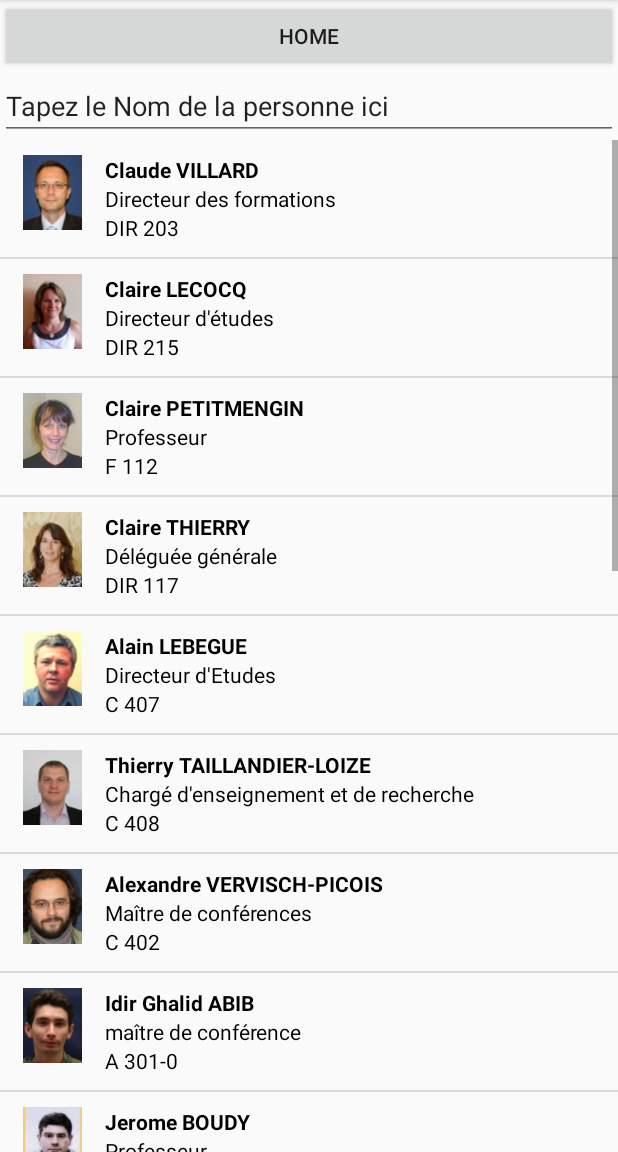
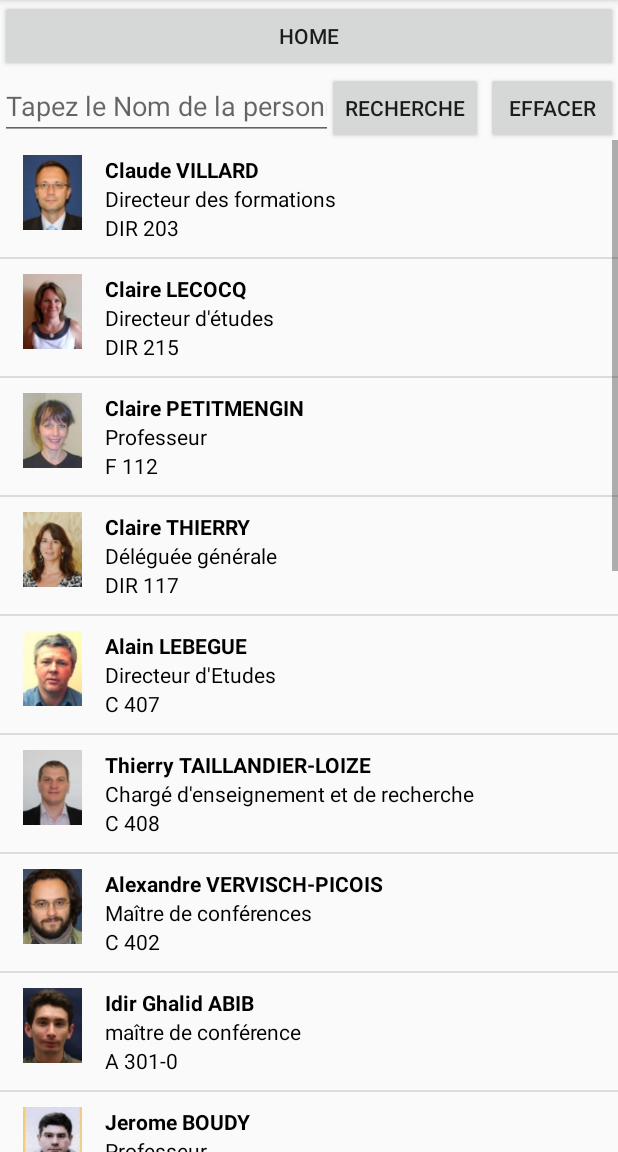
Before and after one commit to LBT76240/Hermes-Android, an Android app: the TabletActivity screen opened directly, with no data from a screen before it, after a tap on "PERSONNE", on a phone screen of 412 x 824 dp, the part 84-1236 px from its top. Run offline under Robolectric (Android 15) with nearby library versions, the phone set to English and light mode, and no system bars.

Commit message:
Recherche de personne fonctionelle

```diff
--- a/app/src/main/java/trailin/myfirstapplication/TabletActivity.java
+++ b/app/src/main/java/trailin/myfirstapplication/TabletActivity.java
@@ -127,15 +127,66 @@ public class TabletActivity extends AppCompatActivity {
         });
 
 
-        ListView listView = (ListView) findViewById(R.id.listView);
+        final ListView listView = (ListView) findViewById(R.id.listView);
 
 
-        List<People> peoples = recupererPeople();;
+        final List<People> peoples = recupererPeople();;
 
-        PeopleAdapter adapter = new PeopleAdapter(TabletActivity.this, peoples);
+        final PeopleAdapter adapter = new PeopleAdapter(TabletActivity.this, peoples);
         listView.setAdapter(adapter);
 
+
+        final Button buttonRecherche= (Button) findViewById(R.id.buttonRecherche);
+        final EditText editText = (EditText) findViewById(R.id.editText);
+
+        buttonRecherche.setOnClickListener(new View.OnClickListener() {
+            @Override
+            public void onClick(View v) {
+                String name = editText.getText().toString();
+                name = name.toLowerCase();
+
+                List<People> peoplesSearch = recupererPeople(name,peoples);
+
+                PeopleAdapter adapter = new PeopleAdapter(TabletActivity.this, peoplesSearch);
+                listView.setAdapter(adapter);
+
+            }
+        });
+
+        Button buttonReset = (Button) findViewById(R.id.buttonReset);
+
+        buttonReset.setOnClickListener(new View.OnClickListener() {
+            @Override
+            public void onClick(View v) {
+
+                editText.setText("");
+                listView.setAdapter(adapter);
+
+            }
+        });
+
     }
+
+    private List<People> recupererPeople(String name, List<People> peoples) {
+        List<People> peoplesSearch = new ArrayList<People>();
+
+        int maxPeople = peoples.size();
+
+        for(int i = 0; i<maxPeople;i++) {
+            People people = peoples.get(i);
+            String peopleName = people.getNom();
+            peopleName = peopleName.toLowerCase();
+
+            if(peopleName.contains(name)) {
+                peoplesSearch.add(people);
+            }
+        }
+
+
+        return peoplesSearch;
+    }
+
+
 
     private List<People> recupererPeople() {
         List<People> peoples = new ArrayList<People>();
@@ -144,23 +195,17 @@ public class TabletActivity extends AppCompatActivity {
 
         String [] strings = r.getStringArray(R.array.people_array);
 
-        int maxPeople = (strings.length)/3;
+        int maxPeople = (strings.length)/4;
 
         for(int i = 0;i<maxPeople;i++) {
 
-            String nom=strings[i*3+0];
-            String job=strings[i*3+1];
-            String salle=strings[i*3+2];
+            String nom=strings[i*4+0];
+            String job=strings[i*4+1];
+            String salle=strings[i*4+2];
 
-            String resDrawable = "";
+            String resDrawable = strings[i*4+3];
 
-            if(i<10) {
-                resDrawable = "p00"+i;
-            } else if (i<100) {
-                resDrawable = "p0"+i;
-            } else {
-                resDrawable = "p"+i;
-            }
+
 
 
             int drawableResourceId = this.getResources().getIdentifier(resDrawable, "drawable", this.getPackageName());
--- a/app/src/main/res/layout/tabletlayoutpersonne.xml
+++ b/app/src/main/res/layout/tabletlayoutpersonne.xml
@@ -17,10 +17,11 @@
         android:layout_width="wrap_content"
         android:layout_height="wrap_content"
         android:inputType="textPersonName"
-        android:text="Tapez le Nom de la personne ici"
+        android:hint="Tapez le Nom de la personne ici"
         android:ems="10"
         android:layout_below="@+id/buttonHome"
         android:id="@+id/editText"
+        android:layout_marginRight="190dp"
         android:layout_alignParentLeft="true"
         android:layout_alignParentStart="true"
         android:layout_alignParentRight="true"
@@ -34,5 +35,24 @@
         android:layout_alignParentLeft="true"
         android:layout_alignParentStart="true" />
 
+    <Button
+        android:text="Recherche"
+        android:layout_width="wrap_content"
+        android:layout_height="wrap_content"
+        android:id="@+id/buttonRecherche"
+        android:layout_marginRight="90dp"
+        android:layout_below="@+id/buttonHome"
+        android:layout_alignParentRight="true"
+        android:layout_alignParentEnd="true" />
+
+    <Button
+        android:text="Effacer"
+        android:layout_width="wrap_content"
+        android:layout_height="wrap_content"
+        android:id="@+id/buttonReset"
+        android:layout_below="@+id/buttonHome"
+        android:layout_alignParentRight="true"
+        android:layout_alignParentEnd="true" />
+
 
 </RelativeLayout>
--- a/app/src/main/res/values/strings.xml
+++ b/app/src/main/res/values/strings.xml
@@ -9,93 +9,112 @@
         <item >"Claude VILLARD"</item>
         <item >"Directeur des formations"</item>
         <item >"DIR 203"</item>
-
+        <item >"p000"</item>
 
 
 
         <item >"Claire LECOCQ"</item>
         <item >"Directeur d'études"</item>
         <item >"DIR 215"</item>
+        <item >"p001"</item>
 
 
 
         <item >"Claire PETITMENGIN"</item>
         <item >"Professeur"</item>
         <item >"F 112"</item>
+        <item >"p002"</item>
 
 
 
         <item >"Claire THIERRY"</item>
         <item >"Déléguée générale"</item>
         <item >"DIR 117"</item>
+        <item >"p003"</item>
 
 
 
         <item >"Alain LEBEGUE"</item>
         <item >"Directeur d'Etudes"</item>
         <item >"C 407"</item>
+        <item >"p004"</item>
 
 
 
         <item >"Thierry TAILLANDIER-LOIZE"</item>
         <item >"Chargé d'enseignement et de recherche"</item>
         <item >"C 408"</item>
+        <item >"p005"</item>
 
         <item>"Alexandre VERVISCH-PICOIS"</item>
         <item>"Maître de conférences"</item>
         <item>"C 402"</item>
+        <item >"p006"</item>
 
         <item>"Idir Ghalid ABIB"</item>
         <item>"maître de conférence"</item>
         <item>"A 301-0"</item>
+        <item >"p007"</item>
 
         <item>"Jerome BOUDY"</item>
         <item >"Professeur"</item>
         <item >"C 303"</item>
+        <item >"p008"</item>
 
         <item >"Mounim A. EL_YACOUBI"</item>
         <item >"Directeur d'études"</item>
         <item >"C 410"</item>
+        <item >"p009"</item>
 
         <item>"Yann FRIGNAC"</item>
         <item >"Maître de Conférences"</item>
         <item >"C 306"</item>
+        <item >"p010"</item>
 
         <item>"Sonia GARCIA"</item>
         <item>"Professeur"</item>
         <item>"C 306"</item>
+        <item >"p011"</item>
 
         <item>"Yaneck GOTTESMAN"</item>
         <item>"Maitre de Conférences"</item>
         <item>"B 211"</item>
+        <item >"p012"</item>
 
         <item>"Mohamed HMANI"</item>
         <item>"Ingénieur de recherche"</item>
         <item>"2039"</item>
+        <item >"p013"</item>
 
         <item>"Patrick HORAIN"</item>
         <item>"Ingénieur d'études"</item>
         <item>"C 304-00"</item>
+        <item >"p014"</item>
 
         <item>"Nesma HOUMANI"</item>
         <item>"Maître de conférences"</item>
         <item>"C 406"</item>
+        <item >"p015"</item>
 
         <item>"Regine LEMONTAGNER"</item>
         <item>"Chargé d'enseignement et de recherche"</item>
         <item>"B 211"</item>
+        <item >"p016"</item>
 
         <item>"Catherine LEPERS"</item>
         <item>"Professeur"</item>
         <item>"B 201"</item>
+        <item >"p017"</item>
 
         <item>"Olivier MEULLE"</item>
         <item>"Technicien Informatique"</item>
         <item>"A 104-02"</item>
+        <item >"p018"</item>
 
         <item>"Daniel RANC"</item>
         <item>"Ingénieur d'études"</item>
         <item>"C 107"</item>
+        <item >"p019"</item>
 
 
     </string-array>
```
